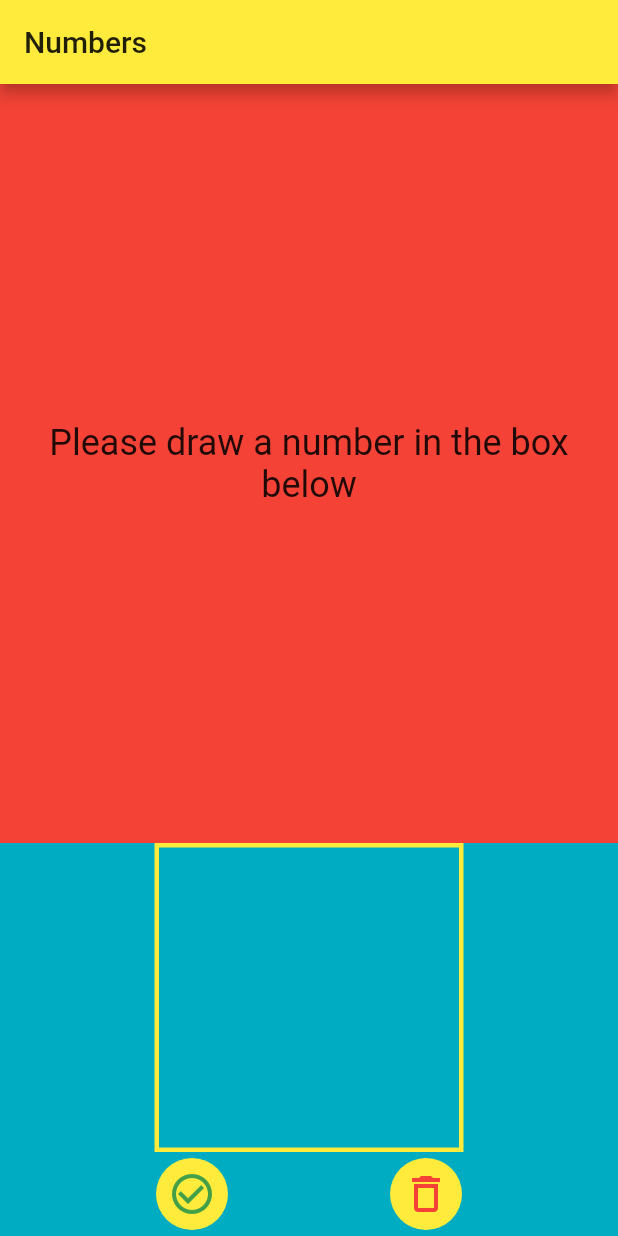
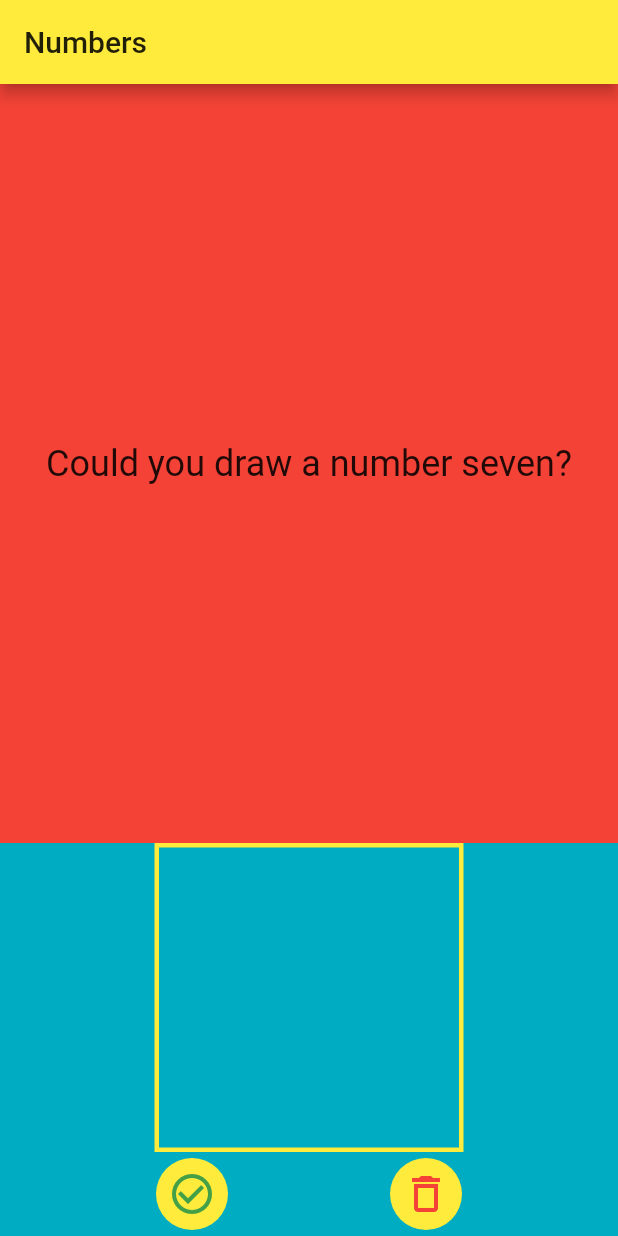
Before and after one commit to guillermo-gerard/numbers-practice, a Flutter app: the screen it shows after launch, after a tap on the "delete outline" icon, on a phone screen of 412 x 824 dp. Run offline on Flutter 3.47's test engine with Material 2 defaults, Android fonts, the phone set to English and light mode, and no system bars; our stand-ins replace fl_chart; missing offline and left inert: tflite.

Commit message:
#2 - "Game" steps. Added localization for new string and some game logic

```diff
--- a/lib/I18n/my_localizations.dart
+++ b/lib/I18n/my_localizations.dart
@@ -16,12 +16,38 @@ class MyLocalizations {
       'draw_a_number_in_the_box': 'Please draw a number in the box below',
       'let_me_guess': 'Let me guess...',
       'the_number_you_draw_is': 'The number you draw is ',
+      'could_you_draw_a_number_': 'Could you draw a number ',
+      'zero': 'zero',
+      'one': 'one',
+      'two': 'two',
+      'three': 'three',
+      'four': 'four',
+      'five': 'five',
+      'six': 'six',
+      'seven': 'seven',
+      'eight': 'eight',
+      'nine': 'nine',
+      'excelent': 'Excelent!',
+      'try_again': 'mmmm...not quite, try to draw a',
     },
     'es': {
       'title': 'Reconocedor de números',
       'draw_a_number_in_the_box': 'Dibuja el numero en la caja de abajo',
       'let_me_guess': 'Déjame adivinar...',
       'the_number_you_draw_is': 'El número que escribiste es ',
+      'could_you_draw_a_number_': 'Puedes escribir el número ',
+      'zero': 'cero',
+      'one': 'uno',
+      'two': 'dos',
+      'three': 'tres',
+      'four': 'cuatro',
+      'five': 'cinco',
+      'six': 'seis',
+      'seven': 'siete',
+      'eight': 'ocho',
+      'nine': 'nueve',
+      'excelent': 'Excelente!',
+      'try_again': 'mmmm...no exactamente, intenta nuevamente escribir el ',
     },
   };
 
@@ -40,6 +66,58 @@ class MyLocalizations {
   String get theNumberYouDrawIs {
     return _localizedValues[locale.languageCode]['the_number_you_draw_is'];
   }
+
+  String get couldYouDrawANumber_ {
+    return _localizedValues[locale.languageCode]['could_you_draw_a_number_'];
+  }
+
+  String get zero {
+    return _localizedValues[locale.languageCode]['zero'];
+  }
+
+  String get one {
+    return _localizedValues[locale.languageCode]['one'];
+  }
+
+  String get two {
+    return _localizedValues[locale.languageCode]['two'];
+  }
+
+  String get three {
+    return _localizedValues[locale.languageCode]['three'];
+  }
+
+  String get four {
+    return _localizedValues[locale.languageCode]['four'];
+  }
+
+  String get five {
+    return _localizedValues[locale.languageCode]['five'];
+  }
+
+  String get six {
+    return _localizedValues[locale.languageCode]['six'];
+  }
+
+  String get seven {
+    return _localizedValues[locale.languageCode]['seven'];
+  }
+
+  String get eight {
+    return _localizedValues[locale.languageCode]['eight'];
+  }
+
+  String get nine {
+    return _localizedValues[locale.languageCode]['nine'];
+  }
+
+  String get excelent {
+    return _localizedValues[locale.languageCode]['excelent'];
+  }
+
+  String get tryAgain {
+    return _localizedValues[locale.languageCode]['try_again'];
+  }
 }
 
 class MyLocalizationsDelegate extends LocalizationsDelegate<MyLocalizations> {
--- a/lib/components/recognizer_screen/recognizer_screen.dart
+++ b/lib/components/recognizer_screen/recognizer_screen.dart
@@ -5,6 +5,7 @@ import '../../constants.dart';
 import 'drawing_painter.dart';
 import 'package:number_trainer/Processes/number_recognizer_process.dart';
 import 'package:fl_chart/fl_chart.dart';
+import 'dart:math' show Random;
 
 class RecognizerScreen extends StatefulWidget {
   RecognizerScreen({Key key, this.title}) : super(key: key);
@@ -21,19 +22,21 @@ class _RecognizerScreen extends State<RecognizerScreen> {
   List<BarChartGroupData> chartItems = List();
   String headerText = 'Header placeholder';
   String footerText = 'Footer placeholder';
+  var randomizer = new Random();
+  int secretNumber;
 
   @override
   void initState() {
     super.initState();
     numberRecognizer.loadModel();
     SchedulerBinding.instance
-        .addPostFrameCallback((_) => _resetLabels(context));
+        .addPostFrameCallback((_) => _restartGame(context));
   }
 
   @override
   Widget build(BuildContext context) {
-    headerText = MyLocalizations.of(context).drawNumberInBox;
-    footerText = MyLocalizations.of(context).letMeGuess;
+    // headerText = MyLocalizations.of(context).drawNumberInBox;
+    // footerText = MyLocalizations.of(context).letMeGuess;
 
     return Scaffold(
       appBar: AppBar(
@@ -114,6 +117,14 @@ class _RecognizerScreen extends State<RecognizerScreen> {
                           setState(() {
                             print(predictions);
                             _setLabelsForGuess(predictions.first['label']);
+                            if (predictions.first['confidence'] > 0.99995 &&
+                                predictions.first['index'] == secretNumber) {
+                              headerText = MyLocalizations.of(context).excelent;
+                            } else {
+                              headerText =
+                                  MyLocalizations.of(context).tryAgain +
+                                      getSecretNumberText(secretNumber);
+                            }
                           });
                         }),
                   ),
@@ -128,7 +139,7 @@ class _RecognizerScreen extends State<RecognizerScreen> {
                         color: Colors.red,
                         iconSize: 32,
                         onPressed: () async {
-                          _cleanDrawing(context);
+                          _restartGame(context);
                         }),
                   ),
                 ),
@@ -140,20 +151,54 @@ class _RecognizerScreen extends State<RecognizerScreen> {
     );
   }
 
+  _restartGame(BuildContext context) {
+    secretNumber = randomizer.nextInt(10);
+    var secretNumberText = getSecretNumberText(secretNumber);
+    this._resetLabels(context, secretNumberText);
+    _cleanDrawing(context);
+  }
+
+  void _resetLabels(BuildContext context, String secretNumber) {
+    headerText =
+        MyLocalizations.of(context).couldYouDrawANumber_ + secretNumber + "?";
+    footerText = MyLocalizations.of(context).letMeGuess;
+  }
+
   void _cleanDrawing(BuildContext context) {
     setState(() {
       points = List();
-      this._resetLabels(context);
     });
-  }
-
-  void _resetLabels(BuildContext context) {
-    headerText = MyLocalizations.of(context).drawNumberInBox;
-    footerText = MyLocalizations.of(context).letMeGuess;
   }
 
   void _setLabelsForGuess(String guess) {
     headerText = "";
     footerText = MyLocalizations.of(context).theNumberYouDrawIs + guess;
   }
+
+  String getSecretNumberText(int secretNumber) {
+    switch (secretNumber) {
+      case 0:
+        return MyLocalizations.of(context).zero;
+      case 1:
+        return MyLocalizations.of(context).one;
+      case 2:
+        return MyLocalizations.of(context).two;
+      case 3:
+        return MyLocalizations.of(context).three;
+      case 4:
+        return MyLocalizations.of(context).four;
+      case 5:
+        return MyLocalizations.of(context).five;
+      case 6:
+        return MyLocalizations.of(context).six;
+      case 7:
+        return MyLocalizations.of(context).seven;
+      case 8:
+        return MyLocalizations.of(context).eight;
+      case 9:
+        return MyLocalizations.of(context).nine;
+      default:
+        return MyLocalizations.of(context).zero;
+    }
+  }
 }
--- a/lib/processes/number_recognizer_process.dart
+++ b/lib/processes/number_recognizer_process.dart
@@ -69,6 +69,7 @@ class NumberRecognizerProcess {
     // Finally, we can return our the prediction we will perform over that
     // resized image
     return predictImage(resizedImage);
+    //the result is a list of: [{confidence: 0.9999855756759644, index: 4, label: 4}]
   }
 
   Future<List> predictImage(im.Image image) async {
@@ -77,7 +78,8 @@ class NumberRecognizerProcess {
     );
   }
 
-//this one will convert the image to a list of 28x28x1, as the model in the mnist db has grayscale images
+//this one will convert the image to a list of 28x28x1, as the model in the mnist
+//db has grayscale images
   Uint8List imageToByteListFloat32(im.Image image, int inputSize) {
     var convertedBytes = Float32List(inputSize * inputSize);
     var buffer = Float32List.view(convertedBytes.buffer);
```
